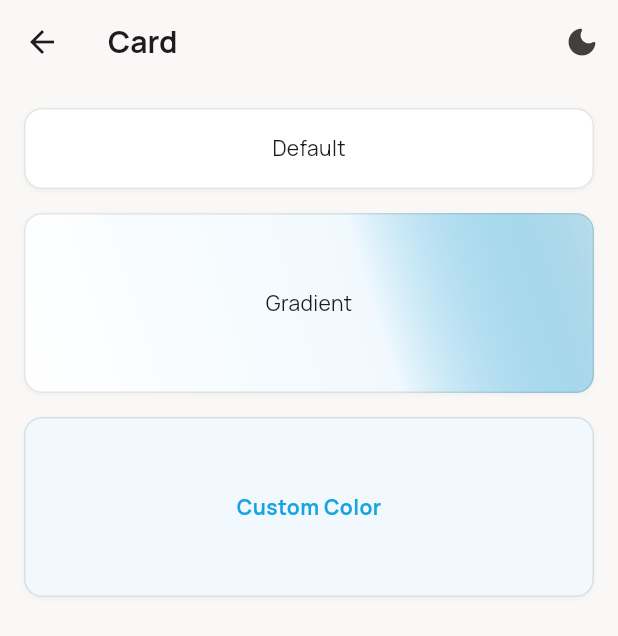
After one commit to banua-coder/smart-app, a Flutter app: the CardPage screen opened directly, on a phone screen of 412 x 824 dp. The commit adds this screen. Shown: the top 636 px of the screen. Run offline on Flutter 3.47's test engine with Material 3 defaults, Android fonts, the phone set to English and light mode, and no system bars; our stand-ins replace auto_route, bloc, dartz, device_info_plus, dio, equatable and 18 more; missing offline and left inert: dio_cache_interceptor, dio_cache_interceptor_hive_store, dio_smart_retry, flutter_syntax_view, tap_debouncer, widgetbook and 1 more; accounts and stored records are empty; generated files the repository leaves out were written again; project files that could hold a hidden picture were left out.

Commit message:
feat(page): add card page

```diff
--- a/app/smart_widgetbook/lib/presentation/pages/atoms/atom_page.dart
+++ b/app/smart_widgetbook/lib/presentation/pages/atoms/atom_page.dart
@@ -22,6 +22,10 @@ class AtomPage extends StatelessWidget {
             name: context.translation.atom.childrens.button.title,
             page: const ButtonPage(),
           ),
+          const SectionButton(
+            name: 'Card',
+            page: CardPage(),
+          ),
           SectionButton(
             name: context.translation.atom.childrens.logo.title,
             page: const LogoPage(),
--- a/app/smart_widgetbook/lib/presentation/pages/atoms/atoms.dart
+++ b/app/smart_widgetbook/lib/presentation/pages/atoms/atoms.dart
@@ -1,4 +1,5 @@
 export 'animation_page.dart';
 export 'atom_page.dart';
 export 'button_page.dart';
+export 'card_page.dart';
 export 'logo_page.dart';
--- /dev/null
+++ b/app/smart_widgetbook/lib/presentation/pages/atoms/card_page.dart
@@ -0,0 +1,62 @@
+import 'package:flutter/material.dart';
+import 'package:smart_ui_kit/smart_ui_kit.dart';
+import 'package:smart_widgetbook/smart_widgetbook.dart';
+
+class CardPage extends StatelessWidget {
+  const CardPage({super.key});
+
+  @override
+  Widget build(BuildContext context) {
+    return Scaffold(
+      appBar: AppBar(
+        title: const Text('Card'),
+        actions: const [
+          ThemeSwitcherButton(),
+        ],
+      ),
+      body: Container(
+        alignment: Alignment.center,
+        color: Colors.transparent,
+        padding: EdgeInsets.all(SmartDimension.size16.r),
+        child: Column(
+          children: [
+            const SmartCard(
+              child: Center(
+                child: Text('Default'),
+              ),
+            ),
+            Gap(SmartDimension.size16.h),
+            SmartCard(
+              height: 120.h,
+              gradient: LinearGradient(
+                begin: Alignment.topRight,
+                end: Alignment.bottomLeft,
+                colors: [
+                  context.smartColor.outline.color.primary,
+                  context.smartColor.background.subtle.primary,
+                  context.smartColor.background.card.main,
+                ],
+                stops: const [0.0, 0.4, 1.0],
+              ),
+              child: const Center(
+                child: Text('Gradient'),
+              ),
+            ),
+            Gap(SmartDimension.size16.h),
+            SmartCard(
+              height: 120.h,
+              bgColor: context.smartColor.background.subtle.primary,
+              child: Center(
+                child: SmartTextBody(
+                  'Custom Color',
+                  color: context.smartColor.text.solid.primary,
+                  fontWeight: FontWeight.w700,
+                ),
+              ),
+            ),
+          ],
+        ),
+      ),
+    );
+  }
+}
```
